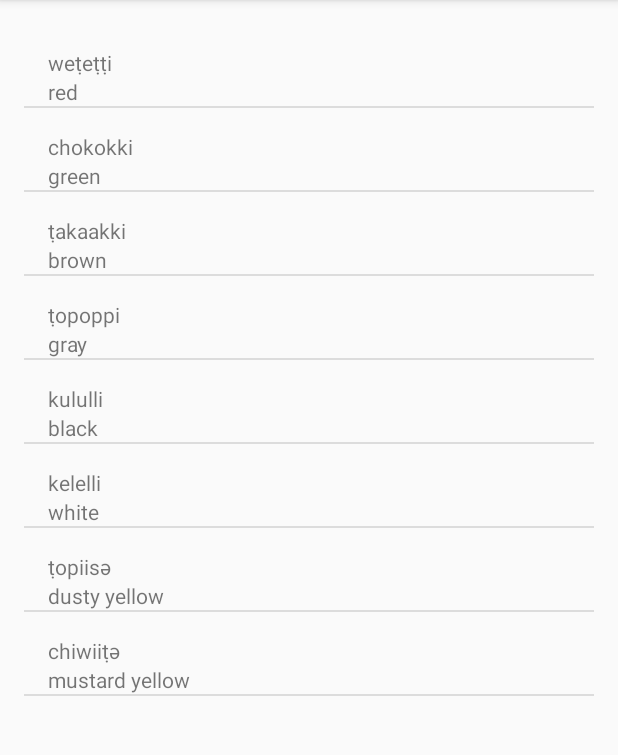
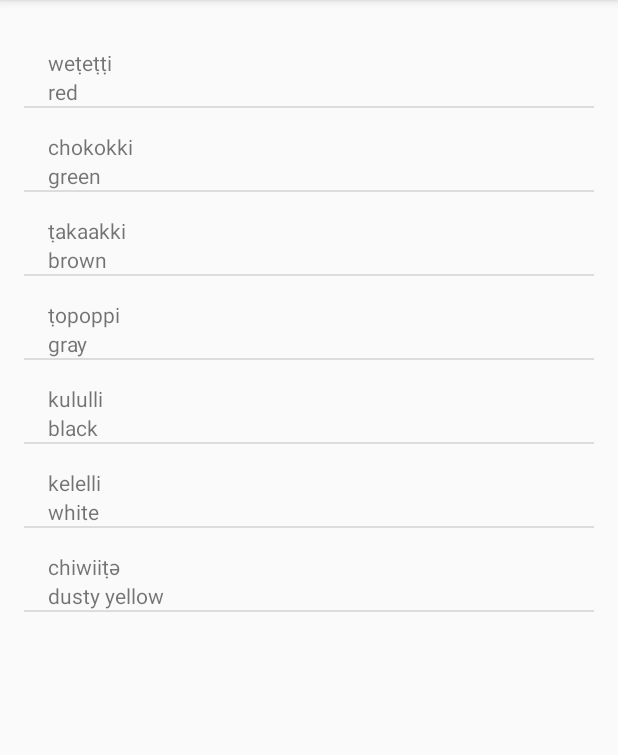
Before and after one commit to oaris/Miwok-App, an Android app: the ColorsActivity screen opened directly, with no data from a screen before it, on a phone screen of 412 x 824 dp, the part 84-839 px from its top. Run offline under Robolectric (Android 15) with nearby library versions, the phone set to English and light mode, and no system bars.

Commit message:
Spelling correction

```diff
--- a/app/src/main/java/com/example/android/miwok/ColorsActivity.java
+++ b/app/src/main/java/com/example/android/miwok/ColorsActivity.java
@@ -21,8 +21,7 @@ public class ColorsActivity extends AppCompatActivity {
         words.add(new Word("gray", "ṭopoppi"));
         words.add(new Word("black", "kululli"));
         words.add(new Word("white", "kelelli"));
-        words.add(new Word("dusty yellow", "ṭopiisә"));
-        words.add(new Word("mustard yellow", "chiwiiṭә"));
+        words.add(new Word("dusty yellow", "chiwiiṭә"));
 
         WordAdapter wordAdapter =
                 new WordAdapter(this, 0, words);
```
